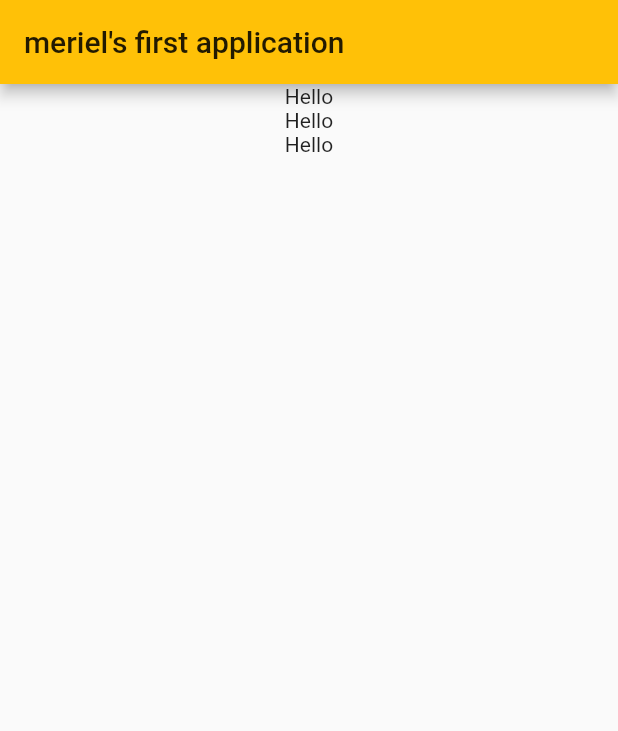
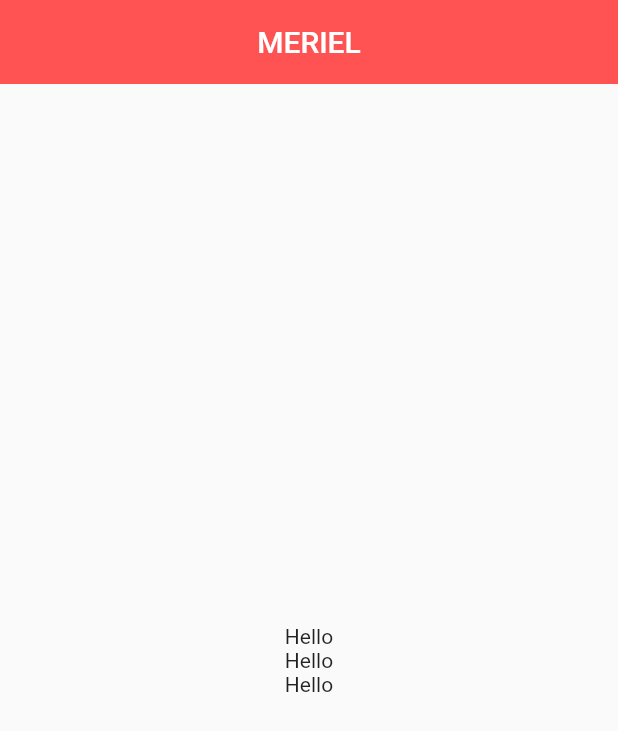
Before and after one commit to mina0774/first_flutter_app, a Flutter app: the screen it shows after launch, on a phone screen of 412 x 824 dp. Shown: the top 731 px of the screen. Run offline on Flutter 3.47's test engine with Material 2 defaults, Android fonts, the phone set to English and light mode, and no system bars.

Commit message:
가로, 세로 center

```diff
--- a/lib/main.dart
+++ b/lib/main.dart
@@ -7,9 +7,6 @@ class MyApp extends StatelessWidget {
   Widget build(BuildContext context) {
     return MaterialApp(
       title: 'First app',
-      theme: ThemeData(
-        primarySwatch: Colors.amber
-      ),
       home: MyHomePage(),
     );
   }
@@ -20,18 +17,21 @@ class MyHomePage extends StatelessWidget {
   Widget build(BuildContext context) {
     return Scaffold(
       appBar: AppBar(
-        title: Text('meriel\'s first application'),
+        title: Text('MERIEL'),
+        centerTitle: true,
+        backgroundColor: Colors.redAccent,
+        elevation: 0.0,
       ),
-      body: Center(
+      body: Center( // 가로 센터
         child: Column(
-          children: <Widget>[
-            Text('Hello'),
-            Text('Hello'),
-            Text('Hello'),
-          ], // 배열 [] 안에 세로로 정렬될 위젯을 넣어라
-        ),  // 자식 내 모든 위젯을 세로로 배치
+            mainAxisAlignment: MainAxisAlignment.center, //세로 센터
+            children: <Widget>[
+              Text('Hello'),
+              Text('Hello'),
+              Text('Hello')
+            ],
+          ),
       ),
-
     );
   }
 }
```
